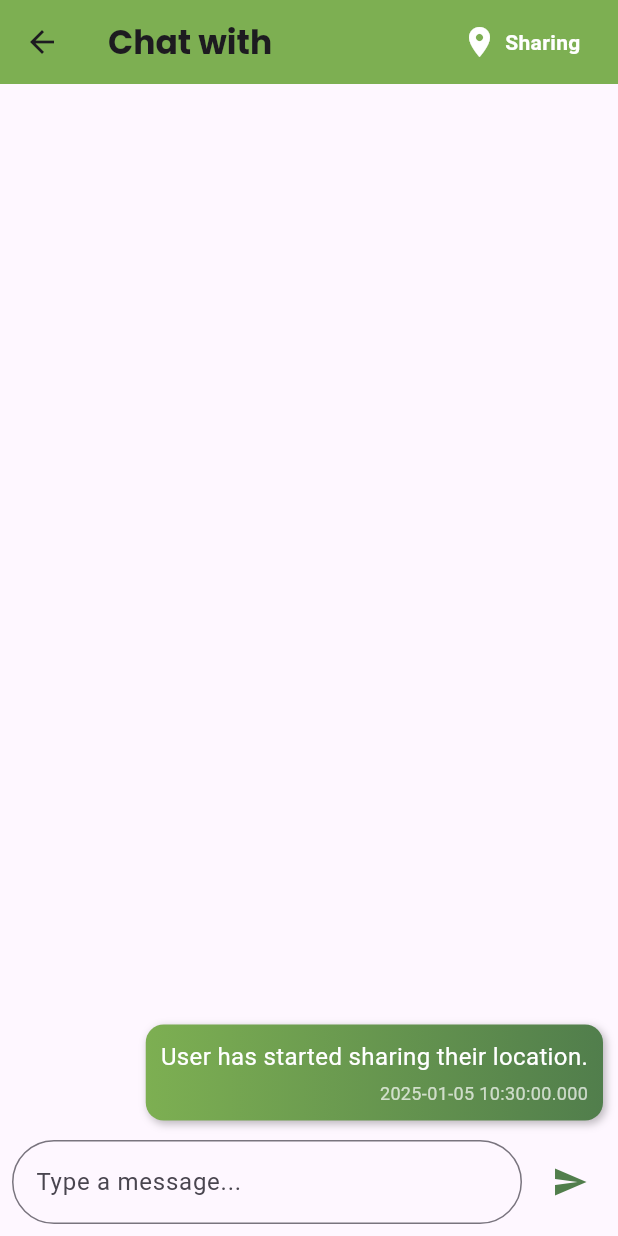
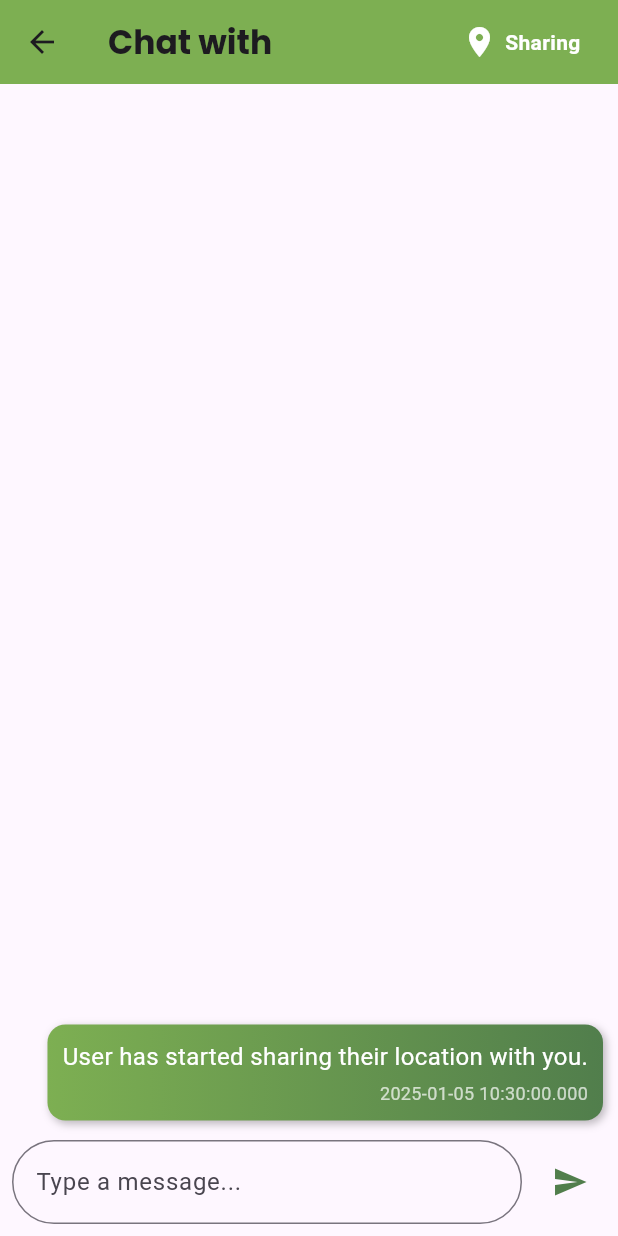
Before and after one commit to farahmunh/stalk_safe, a Flutter app: the MessageThread screen opened directly with empty values, after a tap on "Not Sharing", on a phone screen of 412 x 824 dp. Run offline on Flutter 3.47's test engine with Material 3 defaults, Android fonts, the phone set to English and light mode, and no system bars; our stand-ins replace cloud_firestore, firebase_auth, firebase_core, geolocator, google_fonts, google_maps_flutter; accounts and stored records are empty.

Commit message:
36th commit

```diff
--- a/lib/inbox.dart
+++ b/lib/inbox.dart
@@ -2,7 +2,7 @@ import 'package:flutter/material.dart';
 import 'package:cloud_firestore/cloud_firestore.dart';
 import 'package:firebase_auth/firebase_auth.dart';
 import 'package:google_fonts/google_fonts.dart';
-import 'message_thread.dart';
+import 'package:stalk_safe/message_thread.dart';
 
 class Inbox extends StatefulWidget {
   @override
--- /dev/null
+++ b/lib/location_sharing_service.dart
@@ -0,0 +1,96 @@
+import 'dart:async';
+import 'package:cloud_firestore/cloud_firestore.dart';
+import 'package:firebase_auth/firebase_auth.dart';
+import 'package:geolocator/geolocator.dart';
+import 'package:google_maps_flutter/google_maps_flutter.dart';
+
+class LocationSharingService {
+  static final LocationSharingService _instance = LocationSharingService._internal();
+  factory LocationSharingService() => _instance;
+
+  LocationSharingService._internal();
+
+  final FirebaseAuth _auth = FirebaseAuth.instance;
+  final FirebaseFirestore _firestore = FirebaseFirestore.instance;
+
+  StreamSubscription<Position>? _locationSubscription;
+  StreamSubscription<DocumentSnapshot>? _friendLocationSubscription;
+  bool isSharingLocation = false;
+  String? currentRecipientId;
+  LatLng? friendLocation;
+
+  /// Starts sharing location, optionally with a specific recipient.
+  Future<void> startSharingLocation({String? recipientId}) async {
+    if (isSharingLocation && currentRecipientId == recipientId) return;
+
+    final currentUser = _auth.currentUser;
+    if (currentUser == null) return;
+
+    isSharingLocation = true;
+    currentRecipientId = recipientId;
+
+    final updateData = {
+      'isSharingLocation': true,
+      if (recipientId != null) 'specificRecipientId': recipientId,
+    };
+
+    await _firestore.collection('users').doc(currentUser.uid).update(updateData);
+
+    _locationSubscription?.cancel();
+    _locationSubscription = Geolocator.getPositionStream(
+      locationSettings: const LocationSettings(accuracy: LocationAccuracy.high),
+    ).listen((position) async {
+      await _firestore.collection('users').doc(currentUser.uid).update({
+        'location': {
+          'latitude': position.latitude,
+          'longitude': position.longitude,
+        },
+      });
+    });
+  }
+
+  Future<void> stopSharingLocation() async {
+    if (!isSharingLocation) return;
+
+    final currentUser = _auth.currentUser;
+    if (currentUser == null) return;
+
+    isSharingLocation = false;
+    currentRecipientId = null;
+
+    await _firestore.collection('users').doc(currentUser.uid).update({
+      'isSharingLocation': false,
+      'location': FieldValue.delete(),
+      'specificRecipientId': FieldValue.delete(),
+    });
+
+    _locationSubscription?.cancel();
+    _locationSubscription = null;
+  }
+
+  void listenToFriendLocation(String friendId, void Function(LatLng?) onUpdate) {
+    _friendLocationSubscription?.cancel();
+
+    _friendLocationSubscription = _firestore.collection('users').doc(friendId).snapshots().listen((snapshot) {
+      if (snapshot.exists && snapshot.data()?['location'] != null) {
+        final locationData = snapshot.data()?['location'];
+        final updatedLocation = LatLng(locationData['latitude'], locationData['longitude']);
+        friendLocation = updatedLocation;
+        onUpdate(updatedLocation);
+      } else {
+        onUpdate(null);
+      }
+    });
+  }
+
+  void stopFriendLocationListener() {
+    _friendLocationSubscription?.cancel();
+    _friendLocationSubscription = null;
+    friendLocation = null;
+  }
+
+  void dispose() {
+    _locationSubscription?.cancel();
+    _friendLocationSubscription?.cancel();
+  }
+}
--- a/lib/main.dart
+++ b/lib/main.dart
@@ -8,37 +8,29 @@ import 'package:stalk_safe/inbox.dart';
 import 'package:stalk_safe/angela.dart';
 import 'package:stalk_safe/terms.dart';
 import 'package:stalk_safe/privacy.dart';
+import 'location_sharing_service.dart';
 
 void main() async {
   WidgetsFlutterBinding.ensureInitialized();
   await Firebase.initializeApp();
-  runApp(const MyApp());
+
+  // Start the location-sharing service
+  final locationService = LocationSharingService();
+  locationService.startSharingLocation();
+
+  runApp(MyApp(locationService: locationService));
 }
 
 class MyApp extends StatelessWidget {
-  const MyApp({super.key});
+  final LocationSharingService locationService;
 
-  // This widget is the root of your application.
+  const MyApp({Key? key, required this.locationService}) : super(key: key);
+
   @override
   Widget build(BuildContext context) {
     return MaterialApp(
       title: 'StalkSafe',
       theme: ThemeData(
-        // This is the theme of your application.
-        //
-        // TRY THIS: Try running your application with "flutter run". You'll see
-        // the application has a blue toolbar. Then, without quitting the app,
-        // try changing the seedColor in the colorScheme below to Colors.green
-        // and then invoke "hot reload" (save your changes or press the "hot
-        // reload" button in a Flutter-supported IDE, or press "r" if you used
-        // the command line to start the app).
-        //
-        // Notice that the counter didn't reset back to zero; the application
-        // state is not lost during the reload. To reset the state, use hot
-        // restart instead.
-        //
-        // This works for code too, not just values: Most code changes can be
-        // tested with just a hot reload.
         primarySwatch: Colors.green,
       ),
       initialRoute: '/signin',
--- a/lib/message_thread.dart
+++ b/lib/message_thread.dart
@@ -1,60 +1,10 @@
-import 'dart:async';
 import 'package:flutter/material.dart';
 import 'package:cloud_firestore/cloud_firestore.dart';
 import 'package:firebase_auth/firebase_auth.dart';
-import 'package:geolocator/geolocator.dart';
 import 'package:google_fonts/google_fonts.dart';
 import 'package:stalk_safe/home.dart';
-class LocationSharingService {
-  static final LocationSharingService _instance = LocationSharingService._internal();
-  factory LocationSharingService() => _instance;
+import 'package:stalk_safe/location_sharing_service.dart';
 
-  LocationSharingService._internal();
-
-  final FirebaseAuth _auth = FirebaseAuth.instance;
-  final FirebaseFirestore _firestore = FirebaseFirestore.instance;
-
-  StreamSubscription<Position>? _locationSubscription;
-  bool isSharingLocation = false;
-
-  Future<void> startSharingLocation() async {
-    final currentUser = _auth.currentUser;
-    if (currentUser == null) return;
-
-    isSharingLocation = true;
-
-    await _firestore.collection('users').doc(currentUser.uid).update({
-      'isSharingLocation': true,
-    });
-
-    _locationSubscription = Geolocator.getPositionStream().listen((position) async {
-      await _firestore.collection('users').doc(currentUser.uid).update({
-        'location': {
-          'latitude': position.latitude,
-          'longitude': position.longitude,
-        }
-      });
-    });
-  }
-
-  Future<void> stopSharingLocation() async {
-    final currentUser = _auth.currentUser;
-    if (currentUser == null) return;
-
-    isSharingLocation = false;
-
-    await _firestore.collection('users').doc(currentUser.uid).update({
-      'isSharingLocation': false,
-      'location': FieldValue.delete(),
-    });
-
-    _locationSubscription?.cancel();
-  }
-
-  void dispose() {
-    _locationSubscription?.cancel();
-  }
-}
 class MessageThread extends StatefulWidget {
   final String recipientUsername;
 
@@ -63,6 +13,7 @@ class MessageThread extends StatefulWidget {
   @override
   _MessageThreadState createState() => _MessageThreadState();
 }
+
 class _MessageThreadState extends State<MessageThread> {
   final FirebaseFirestore _firestore = FirebaseFirestore.instance;
   final FirebaseAuth _auth = FirebaseAuth.instance;
@@ -82,7 +33,6 @@ class _MessageThreadState extends State<MessageThread> {
   @override
   void dispose() {
     _controller.dispose();
-    _locationService.dispose();
     super.dispose();
   }
 
@@ -128,16 +78,17 @@ class _MessageThreadState extends State<MessageThread> {
     });
   }
 
-  Future<void> _toggleLocationSharing() async {
-    if (_locationService.isSharingLocation) {
+  void _toggleLocationSharing() async {
+    if (_locationService.isSharingLocation && _locationService.currentRecipientId == friendId) {
       await _locationService.stopSharingLocation();
-      setState(() {});
       _sendSystemMessage("User has stopped sharing their location.");
     } else {
-      await _locationService.startSharingLocation();
+      if (friendId != null) {
+        await _locationService.startSharingLocation(recipientId: friendId);
+        _sendSystemMessage("User has started sharing their location with you.");
+      }
+    }
     setState(() {});
-      _sendSystemMessage("User has started sharing their location.");
-    }
   }
 
   Future<void> _sendSystemMessage(String content) async {
@@ -192,19 +143,19 @@ class _MessageThreadState extends State<MessageThread> {
             context: context,
             builder: (BuildContext context) {
               return AlertDialog(
-                title: Text("Delete Message"),
-                content: Text("Are you sure you want to delete this message?"),
+                title: const Text("Delete Message"),
+                content: const Text("Are you sure you want to delete this message?"),
                 actions: [
                   TextButton(
                     onPressed: () => Navigator.of(context).pop(),
-                    child: Text("Cancel"),
+                    child: const Text("Cancel"),
                   ),
                   TextButton(
                     onPressed: () {
                       Navigator.of(context).pop();
                       _deleteMessage(message['id']);
                     },
-                    child: Text("Delete", style: TextStyle(color: Colors.red)),
+                    child: const Text("Delete", style: TextStyle(color: Colors.red)),
                   ),
                 ],
               );
@@ -220,18 +171,18 @@ class _MessageThreadState extends State<MessageThread> {
       child: Align(
         alignment: isMine ? Alignment.centerRight : Alignment.centerLeft,
         child: Container(
-          margin: EdgeInsets.symmetric(vertical: 5, horizontal: 10),
-          padding: EdgeInsets.all(10),
+          margin: const EdgeInsets.symmetric(vertical: 5, horizontal: 10),
+          padding: const EdgeInsets.all(10),
           decoration: BoxDecoration(
             gradient: isMine
-              ? LinearGradient(
+                ? const LinearGradient(
                     colors: [Color(0xFF7DAF52), Color(0xFF517E4C)],
                   )
                 : LinearGradient(
                     colors: [Colors.grey[300]!, Colors.grey[400]!],
                   ),
             borderRadius: BorderRadius.circular(12),
-          boxShadow: [
+            boxShadow: const [
               BoxShadow(
                 color: Colors.black26,
                 blurRadius: 4,
@@ -250,7 +201,7 @@ class _MessageThreadState extends State<MessageThread> {
                   color: isMine ? Colors.white : Colors.black,
                 ),
               ),
-            SizedBox(height: 4),
+              const SizedBox(height: 4),
               Text(
                 message['timestamp'] != null
                     ? (message['timestamp'] as Timestamp).toDate().toString()
@@ -271,35 +222,43 @@ class _MessageThreadState extends State<MessageThread> {
   Widget build(BuildContext context) {
     return Scaffold(
       appBar: AppBar(
-        backgroundColor: Color(0xFF7DAF52),
-        title: Text('Chat with ${widget.recipientUsername}', style: GoogleFonts.poppins(fontSize: 22,fontWeight: FontWeight.bold,), ),
+        backgroundColor: const Color(0xFF7DAF52),
+        title: Text(
+          'Chat with ${widget.recipientUsername}',
+          style: GoogleFonts.poppins(
+            fontSize: 22,
+            fontWeight: FontWeight.bold,
+          ),
+        ),
         actions: [
           GestureDetector(
             onTap: _toggleLocationSharing,
             child: Container(
-              margin: EdgeInsets.symmetric(horizontal: 10),
-              padding: EdgeInsets.symmetric(vertical: 5, horizontal: 15),
+              margin: const EdgeInsets.symmetric(horizontal: 10),
+              padding: const EdgeInsets.symmetric(vertical: 5, horizontal: 15),
               decoration: BoxDecoration(
                 borderRadius: BorderRadius.circular(20),
-                color: _locationService.isSharingLocation
-                    ? Color(0xFF7DAF52) // Active
+                color: _locationService.isSharingLocation && _locationService.currentRecipientId == friendId
+                    ? const Color(0xFF7DAF52) // Active
                     : Colors.grey[300], // Inactive
               ),
               child: Row(
                 children: [
                   Icon(
-                    _locationService.isSharingLocation
+                    _locationService.isSharingLocation && _locationService.currentRecipientId == friendId
                         ? Icons.location_on
                         : Icons.location_off,
-                    color: _locationService.isSharingLocation
+                    color: _locationService.isSharingLocation && _locationService.currentRecipientId == friendId
                         ? Colors.white
                         : Colors.grey[800],
                   ),
-                  SizedBox(width: 5),
+                  const SizedBox(width: 5),
                   Text(
-                    _locationService.isSharingLocation ? 'Sharing' : 'Not Sharing',
+                    _locationService.isSharingLocation && _locationService.currentRecipientId == friendId
+                        ? 'Sharing'
+                        : 'Not Sharing',
                     style: TextStyle(
-                      color: _locationService.isSharingLocation
+                      color: _locationService.isSharingLocation && _locationService.currentRecipientId == friendId
                           ? Colors.white
                           : Colors.grey[800],
                       fontWeight: FontWeight.bold,
@@ -339,9 +298,9 @@ class _MessageThreadState extends State<MessageThread> {
                     ),
                   ),
                 ),
-                SizedBox(width: 8),
+                const SizedBox(width: 8),
                 IconButton(
-                  icon: Icon(Icons.send, color: Color(0xFF517E4C)),
+                  icon: const Icon(Icons.send, color: Color(0xFF517E4C)),
                   onPressed: () {
                     final text = _controller.text.trim();
                     if (text.isNotEmpty) {
--- a/lib/singup.dart
+++ b/lib/singup.dart
@@ -3,8 +3,8 @@ import 'package:flutter/material.dart';
 import 'package:firebase_auth/firebase_auth.dart';
 import 'package:cloud_firestore/cloud_firestore.dart';
 import 'package:google_fonts/google_fonts.dart';
-import 'terms.dart';
-import 'privacy.dart';
+import 'package:stalk_safe/terms.dart';
+import 'package:stalk_safe/privacy.dart';
 
 class SignUp extends StatefulWidget {
   const SignUp({super.key});
```
Also changed, not shown: lib/angela.dart (+80 -3 lines), lib/home.dart (+27 -52 lines), lib/profile.dart (+8 -5 lines). Lines whose indentation alone changed are shown as unchanged.
